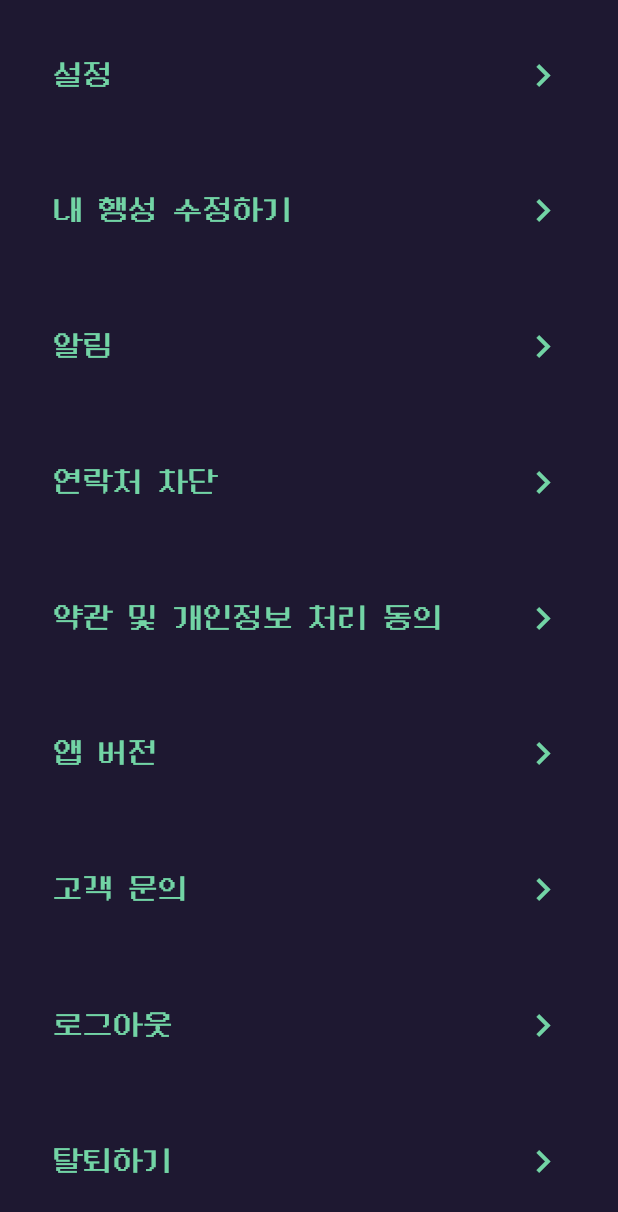
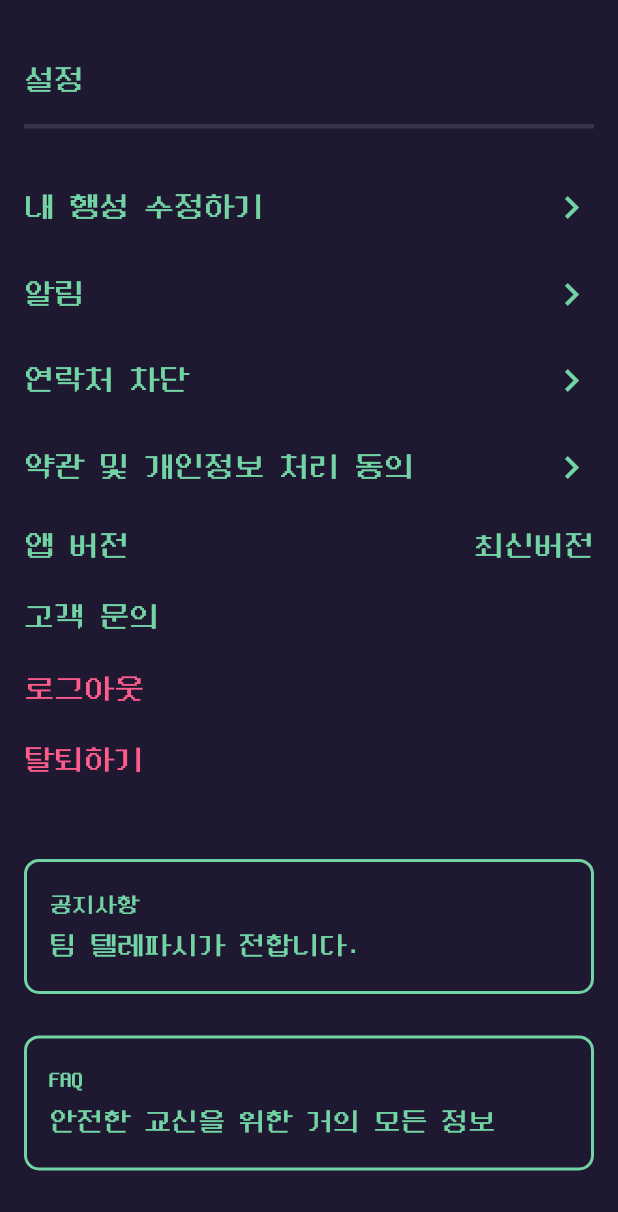
Before and after one commit to juhyeongee/telepathy_flutter, a Flutter app: the SettingScreen screen opened directly, on a phone screen of 412 x 824 dp. Shown: the top 1212 px of the screen. Run offline on Flutter 3.47's test engine with Material 2 defaults, Android fonts, the phone set to English and light mode, and no system bars; our stand-ins replace cloud_firestore, firebase_core, firebase_messaging, flutter_local_notifications, flutter_riverpod, flutter_secure_storage and 2 more; missing offline and left inert: kakao_flutter_sdk_user; accounts and stored records are empty.

Commit message:
feat: settingScreen, UI 배치

```diff
--- a/lib/screens/Home/SettingScreen.dart
+++ b/lib/screens/Home/SettingScreen.dart
@@ -10,6 +10,9 @@ class SettingScreen extends StatefulWidget {
 }
 
 class _SettingScreenState extends State<SettingScreen> {
+  static const int redColor = 0xffFF5B8C;
+  static const int greenColor = 0xff72D4A5;
+
   @override
   void initState() {
     super.initState();
@@ -18,54 +21,177 @@ class _SettingScreenState extends State<SettingScreen> {
   @override
   Widget build(BuildContext context) {
     return Scaffold(
-      backgroundColor: Color(0xff1E1831),
+      backgroundColor: const Color(0xff1E1831),
       body: SafeArea(
-        child: Container(
+        child: SizedBox(
           width: MediaQuery.of(context).size.width,
           height: MediaQuery.of(context).size.height,
           child: Padding(
-              padding: const EdgeInsets.all(35.0),
+              padding: const EdgeInsets.all(16.0),
               child: Column(
-                mainAxisAlignment: MainAxisAlignment.spaceBetween,
+                mainAxisAlignment: MainAxisAlignment.spaceEvenly,
                 children: [
-                  getArrowRow("설정"),
+                  getTopColumn("설정"),
                   getArrowRow("내 행성 수정하기"),
                   getArrowRow("알림"),
                   getArrowRow("연락처 차단"),
                   getArrowRow("약관 및 개인정보 처리 동의"),
-                  getArrowRow("앱 버전"),
-                  getArrowRow("고객 문의"),
-                  getArrowRow("로그아웃"),
-                  getArrowRow("탈퇴하기"),
+                  getAppVersionRow("앱 버전"),
+                  getRow("고객 문의"),
+                  getRow("로그아웃", redColor),
+                  getRow("탈퇴하기", redColor),
+                  const Padding(padding: EdgeInsets.all(0)),
+                  getBox("공지사항", "팀 텔레파시가 전합니다."),
+                  getBox("FAQ", "안전한 교신을 위한 거의 모든 정보"),
                 ],
               )),
         ),
       ),
     );
   }
+
+  Column getTopColumn(String text, {int colorName = greenColor}) {
+    return Column(crossAxisAlignment: CrossAxisAlignment.start, children: [
+      Padding(
+        padding: const EdgeInsets.only(bottom: 20),
+        child: Text(
+          text,
+          style: TextStyle(
+            color: Color(colorName),
+            fontFamily: "neodgm",
+            fontSize: 20,
+          ),
+        ),
+      ),
+      Container(
+        height: 2.0,
+        width: double.infinity,
+        decoration: const BoxDecoration(
+          border: Border(
+            bottom: BorderSide(
+              color: Color.fromRGBO(57, 51, 77, 100),
+              width: 3,
+            ),
+          ),
+        ),
+      ),
+      Padding(
+        padding: EdgeInsets.only(bottom: 10),
+      )
+    ]);
   }
 
-Row getArrowRow(String text) {
+  Row getArrowRow(String text, [int colorName = greenColor]) {
     return Row(
       mainAxisAlignment: MainAxisAlignment.spaceBetween,
       children: [
         Text(
           text,
-        style: const TextStyle(
-          color: Color(0xff72D4A5),
+          style: TextStyle(
+            color: Color(colorName),
             fontFamily: "neodgm",
             fontSize: 20,
           ),
         ),
-      const Icon(
+        Icon(
           Icons.navigate_next,
-        color: Color(0xff72D4A5),
+          color: Color(colorName),
           size: 30,
         ),
       ],
     );
   }
 
-Padding getPadding(double point) {
-  return Padding(padding: EdgeInsets.all(point));
+  Row getAppVersionRow(String text, [int colorName = greenColor]) {
+    return Row(
+      mainAxisAlignment: MainAxisAlignment.spaceBetween,
+      children: [
+        Text(
+          text,
+          style: TextStyle(
+            color: Color(colorName),
+            fontFamily: "neodgm",
+            fontSize: 20,
+          ),
+        ),
+        Text(
+          "최신버전",
+          style: TextStyle(
+            color: Color(colorName),
+            fontFamily: "neodgm",
+            fontSize: 20,
+          ),
+        ),
+      ],
+    );
   }
+
+  Row getRow(String text, [int colorName = greenColor]) {
+    return Row(
+      mainAxisAlignment: MainAxisAlignment.spaceBetween,
+      children: [
+        Text(
+          text,
+          style: TextStyle(
+            color: Color(colorName),
+            fontFamily: "neodgm",
+            fontSize: 20,
+          ),
+        ),
+      ],
+    );
+  }
+
+  Container getBox(String title, String description,
+      [int colorName = greenColor]) {
+    return Container(
+      width: MediaQuery.of(context).size.width,
+      height: 90,
+      decoration: BoxDecoration(
+          border: Border.all(
+            color: Color(colorName),
+            width: 2.0,
+          ),
+          borderRadius: BorderRadius.circular(10)),
+      child: Padding(
+        padding: const EdgeInsets.all(15),
+        child: Column(
+          crossAxisAlignment: CrossAxisAlignment.start,
+          mainAxisAlignment: MainAxisAlignment.center,
+          children: [
+            Text(
+              title,
+              style: TextStyle(
+                color: Color(colorName),
+                fontFamily: "neodgm",
+                fontSize: 15,
+              ),
+            ),
+            const Padding(padding: EdgeInsets.all(5)),
+            Text(
+              description,
+              style: TextStyle(
+                color: Color(colorName),
+                fontFamily: "neodgm",
+                fontSize: 18,
+              ),
+            ),
+          ],
+        ),
+      ),
+    );
+  }
+}
+
+class LinePainter extends CustomPainter {
+  @override
+  void paint(Canvas canvas, Size size) {
+    final paint = Paint()
+      ..color = Color(0x0039334d)
+      ..strokeWidth = 1.0;
+    canvas.drawLine(Offset(0.0, 0.0), Offset(size.width, size.height), paint);
+  }
+
+  @override
+  bool shouldRepaint(CustomPainter oldDelegate) => false;
+}
```
Lines whose indentation alone changed are shown as unchanged.
